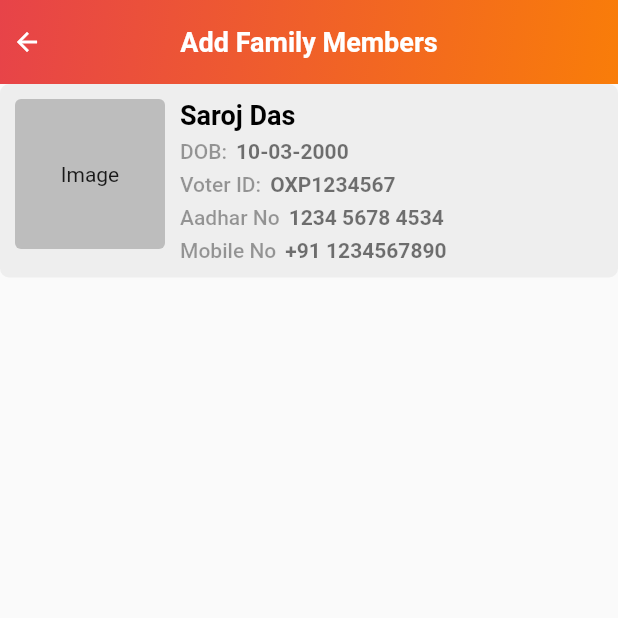
After one commit to SubashXess/Sanjog-App, a Flutter app: the AddFamilyMemberListScreen screen opened directly, on a phone screen of 412 x 824 dp, the top half of it. The commit adds this screen. Run offline on Flutter 3.47's test engine with Material 2 defaults, Android fonts, the phone set to English and light mode, and no system bars; our stand-ins replace badges, cached_network_image, flutter_svg, image_picker, lottie, shared_preferences and 1 more; accounts and stored records are empty; project files that could hold a hidden picture were left out.

Commit message:
data-change-3

```diff
--- a/lib/Constants/constants.dart
+++ b/lib/Constants/constants.dart
@@ -3,6 +3,7 @@
 import 'package:flutter/animation.dart';
 
 class Constants {
+  static const double fontExtraSmall = 12.0;
   static const double fontSmall = 13.0;
   static const double fontRegular = 14.0;
   static const double fontMedium = 16.0;
--- /dev/null
+++ b/lib/Screens/add_family_members_list_screen.dart
@@ -0,0 +1,159 @@
+import 'package:flutter/material.dart';
+import 'package:sonjagapp/Components/gradients.dart';
+import 'package:sonjagapp/Constants/constants.dart';
+
+class AddFamilyMemberListScreen extends StatefulWidget {
+  const AddFamilyMemberListScreen({super.key});
+
+  @override
+  State<AddFamilyMemberListScreen> createState() =>
+      _AddFamilyMemberListScreenState();
+}
+
+class _AddFamilyMemberListScreenState extends State<AddFamilyMemberListScreen> {
+  final ScrollController _scrollController = ScrollController();
+
+  @override
+  Widget build(BuildContext context) {
+    Size size = MediaQuery.of(context).size;
+    return Scaffold(
+      appBar: AppBar(
+        centerTitle: true,
+        automaticallyImplyLeading: false,
+        leadingWidth: 36.0,
+        titleSpacing: 0.0,
+        elevation: 0.0,
+        leading: IconButton(
+          onPressed: () => Navigator.pop(context),
+          icon: const Icon(
+            Icons.arrow_back,
+            color: Colors.white,
+            size: 20.0,
+          ),
+        ),
+        title: const Text(
+          'Add Family Members',
+          style: TextStyle(
+            color: Colors.white,
+            fontSize: Constants.fontLarge,
+            fontWeight: FontWeight.w600,
+          ),
+        ),
+        flexibleSpace: FlexibleSpaceBar(
+          background: Container(
+            decoration: BoxDecoration(
+              gradient: gradientColor(),
+            ),
+          ),
+        ),
+      ),
+      body: SizedBox(
+        width: double.infinity,
+        child: SingleChildScrollView(
+          child: Column(
+            children: [
+              SizedBox(
+                width: size.width,
+                child: Card(
+                  margin: EdgeInsets.zero,
+                  color: Colors.grey.shade200,
+                  shape: RoundedRectangleBorder(
+                      borderRadius: BorderRadius.circular(6.0)),
+                  elevation: 0.0,
+                  child: Padding(
+                    padding: const EdgeInsets.all(10.0),
+                    child: Column(
+                      children: [
+                        Row(
+                          crossAxisAlignment: CrossAxisAlignment.start,
+                          mainAxisAlignment: MainAxisAlignment.start,
+                          children: [
+                            SizedBox(
+                              height: 100.0,
+                              width: 100.0,
+                              child: Card(
+                                margin: EdgeInsets.zero,
+                                elevation: 0.0,
+                                shape: RoundedRectangleBorder(
+                                    borderRadius: BorderRadius.circular(4.0)),
+                                color: Colors.grey.shade400,
+                                clipBehavior: Clip.antiAliasWithSaveLayer,
+                                child: const Center(
+                                  child: Text('Image'),
+                                ),
+                              ),
+                            ),
+                            const SizedBox(width: 10.0),
+                            Expanded(
+                              child: Column(
+                                crossAxisAlignment: CrossAxisAlignment.start,
+                                mainAxisAlignment: MainAxisAlignment.start,
+                                children: [
+                                  const Text(
+                                    'Saroj Das',
+                                    style: TextStyle(
+                                      color: Colors.black,
+                                      fontWeight: FontWeight.bold,
+                                      fontSize: Constants.fontLarge,
+                                    ),
+                                  ),
+                                  const SizedBox(height: 6.0),
+                                  _buildRowItems(
+                                      label: 'DOB:', labelData: '10-03-2000'),
+                                  const SizedBox(height: 6.0),
+                                  _buildRowItems(
+                                      label: 'Voter ID:',
+                                      labelData: 'OXP1234567'),
+                                  const SizedBox(height: 6.0),
+                                  _buildRowItems(
+                                      label: 'Aadhar No',
+                                      labelData: '1234 5678 4534'),
+                                  const SizedBox(height: 6.0),
+                                  _buildRowItems(
+                                      label: 'Mobile No',
+                                      labelData: '+91 1234567890'),
+                                ],
+                              ),
+                            ),
+                          ],
+                        ),
+                      ],
+                    ),
+                  ),
+                ),
+              ),
+            ],
+          ),
+        ),
+      ),
+    );
+  }
+
+  Widget _buildRowItems({required String label, required String labelData}) {
+    return Row(
+      crossAxisAlignment: CrossAxisAlignment.start,
+      mainAxisAlignment: MainAxisAlignment.start,
+      children: [
+        Text(
+          label.toString(),
+          style: const TextStyle(
+            color: Colors.black38,
+            fontWeight: FontWeight.w500,
+            fontSize: Constants.fontRegular,
+          ),
+        ),
+        const SizedBox(width: 6.0),
+        Expanded(
+          child: Text(
+            labelData.toString(),
+            style: const TextStyle(
+              color: Colors.black54,
+              fontWeight: FontWeight.bold,
+              fontSize: Constants.fontRegular,
+            ),
+          ),
+        ),
+      ],
+    );
+  }
+}
--- a/lib/Screens/search_by_voter_id_screen.dart
+++ b/lib/Screens/search_by_voter_id_screen.dart
@@ -266,6 +266,7 @@ class _SearchByVoterIdScreenState extends State<SearchByVoterIdScreen> {
                         builder: (_) => EditDetailsScreen(
                           voterId: data.voterNo.toString(),
                           acNo: data.acNo.toString(),
+                          boothNo: '',
                           details: data,
                         ),
                       ));
--- a/lib/main.dart
+++ b/lib/main.dart
@@ -1,7 +1,8 @@
 import 'package:flutter/material.dart';
 import 'package:shared_preferences/shared_preferences.dart';
 import 'package:sonjagapp/Error%20Screens/no_data_found.dart';
-import 'package:sonjagapp/Screens/add_family_members.dart';
+import 'package:sonjagapp/Screens/add_family_members_list_screen.dart';
+import 'package:sonjagapp/Screens/search_family_members.dart';
 import 'package:sonjagapp/Screens/login_screen.dart';
 import 'package:sonjagapp/Screens/samiti_screen.dart';
 import 'package:sonjagapp/Screens/search_by_voter_id_screen.dart';
@@ -29,7 +30,7 @@ class MyApp extends StatelessWidget {
       theme: ThemeData(primarySwatch: Colors.red),
       // home: isLoggedIn! ? const SamitiScreen() : const LoginScreen(),
       // home: SamitiScreen(),
-      home: AddFamilyMembers(),
+      home: SamitiScreen(),
       // home: const AddDetailsScreen(
       //   voterId: 'YXV0934471',
       //   acNo: '111',
```
Also changed, not shown: lib/Models/user_data_model.dart (+29 -27 lines), lib/Screens/edit_voter_details.dart (+134 -64 lines), lib/Screens/search_family_members.dart (renamed from lib/Screens/add_family_members.dart, +12 -5 lines), lib/Screens/voter_details_card_widget.dart (+11 -11 lines), lib/Screens/voter_list_screen.dart (+60 -75 lines), lib/Services/service.dart (+39 -28 lines).
